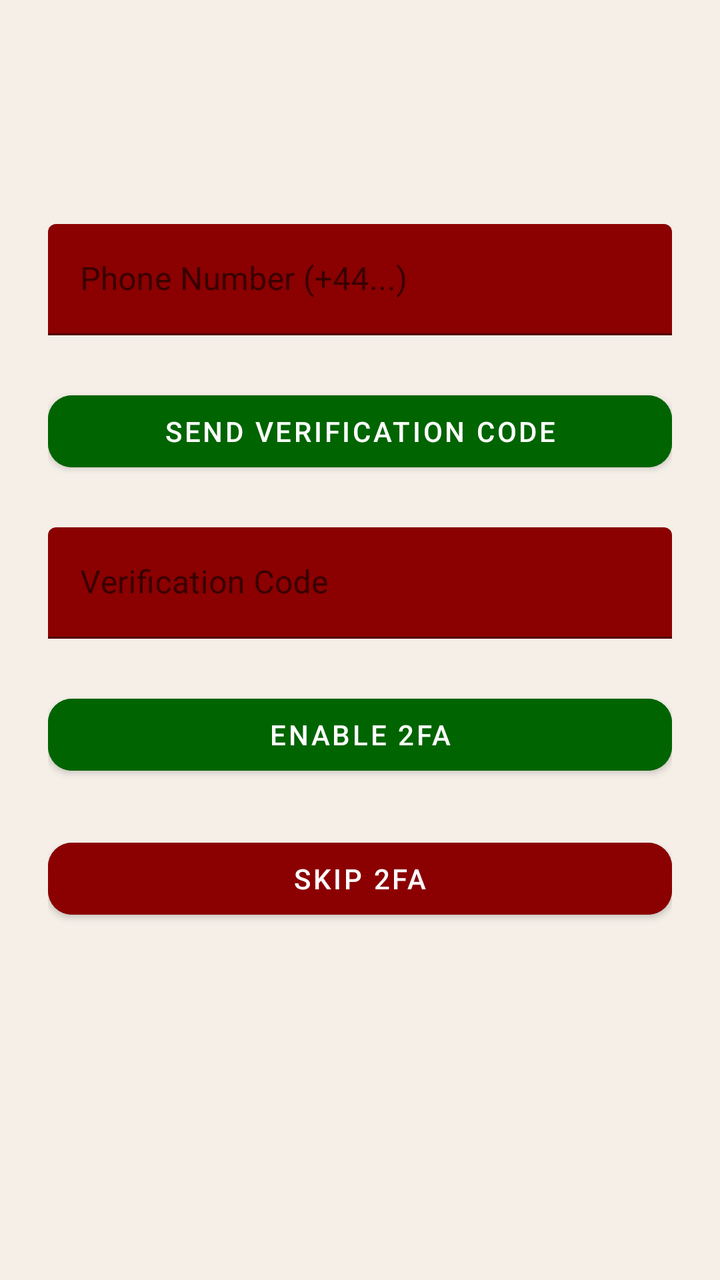
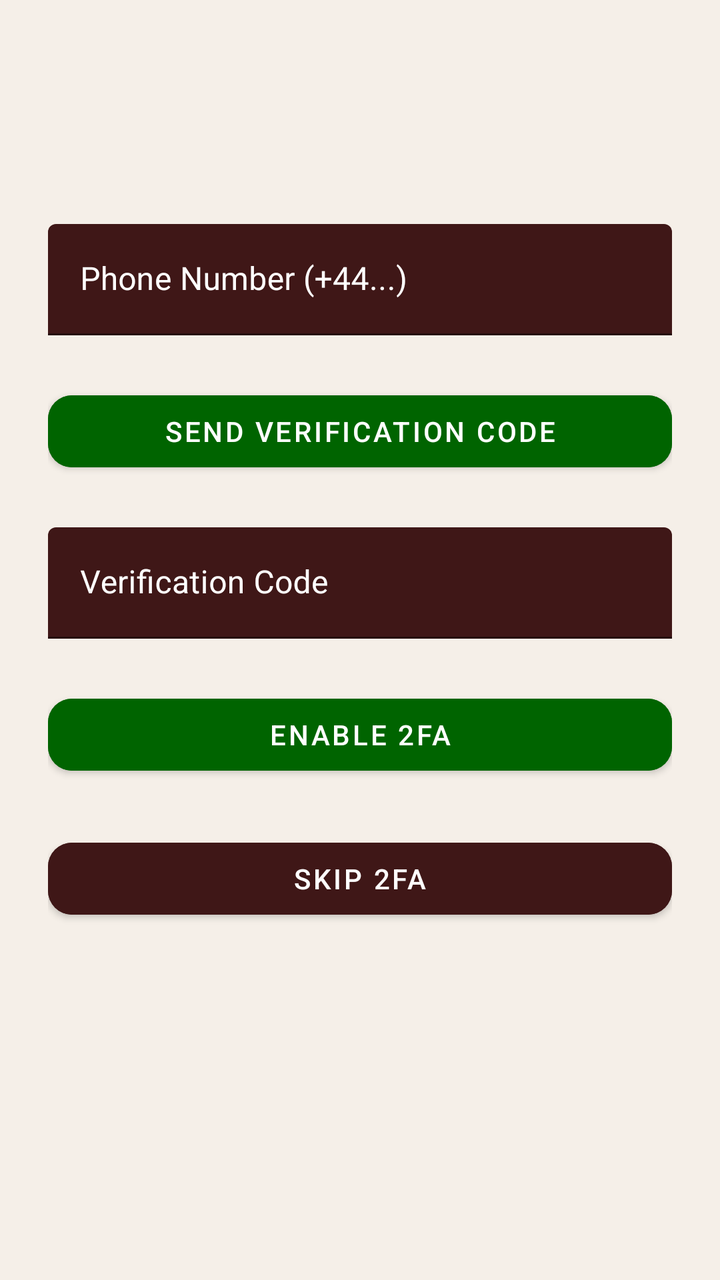

Two renders of the same Android screen: before a commit and after it. Below are the layout's source before the change and the commit's diff.
<!-- AndroidManifest.xml: application theme Theme.Therapy_app -->
<!-- res/layout/activity_mfa_enrollment.xml -->
<androidx.constraintlayout.widget.ConstraintLayout xmlns:android="http://schemas.android.com/apk/res/android"
    xmlns:app="http://schemas.android.com/apk/res-auto"
    android:padding="24dp"
    android:background="@color/beige"
    android:layout_width="match_parent"
    android:layout_height="match_parent">

    <com.google.android.material.appbar.MaterialToolbar
        android:id="@+id/toolbar"
        android:layout_width="0dp"
        android:layout_height="wrap_content"
        android:title="Enable Multifactor Authentication"
        android:titleTextColor="@android:color/black"
        android:background="@color/beige"
        app:layout_constraintTop_toTopOf="parent"
        app:layout_constraintStart_toStartOf="parent"
        app:layout_constraintEnd_toEndOf="parent" />

    <com.google.android.material.textfield.TextInputLayout
        android:id="@+id/phoneLayout"
        android:layout_width="0dp"
        android:layout_height="wrap_content"
        android:layout_marginTop="32dp"
        app:boxBackgroundMode="filled"
        app:boxBackgroundColor="@color/red"
        app:hintTextColor="@color/white"
        app:boxStrokeColor="@color/white"
        app:layout_constraintTop_toBottomOf="@id/toolbar"
        app:layout_constraintStart_toStartOf="parent"
        app:layout_constraintEnd_toEndOf="parent">

        <com.google.android.material.textfield.TextInputEditText
            android:id="@+id/phoneInput"
            android:layout_width="match_parent"
            android:layout_height="wrap_content"
            android:hint="Phone Number (+44...)"
            android:textColor="@color/white"
            android:textColorHint="@color/white"/>
    </com.google.android.material.textfield.TextInputLayout>

    <com.google.android.material.button.MaterialButton
        android:id="@+id/sendCodeButton"
        android:layout_width="0dp"
        android:layout_height="wrap_content"
        android:layout_marginTop="24dp"
        android:text="Send Verification Code"
        android:backgroundTint="@color/green"
        android:textColor="@color/white"
        app:cornerRadius="12dp"
        app:layout_constraintTop_toBottomOf="@id/phoneLayout"
        app:layout_constraintStart_toStartOf="parent"
        app:layout_constraintEnd_toEndOf="parent"/>

    <com.google.android.material.textfield.TextInputLayout
        android:id="@+id/codeLayout"
        android:layout_width="0dp"
        android:layout_height="wrap_content"
        android:layout_marginTop="24dp"
        app:boxBackgroundMode="filled"
        app:boxBackgroundColor="@color/red"
        app:hintTextColor="@color/white"
        app:boxStrokeColor="@color/white"
        app:layout_constraintTop_toBottomOf="@id/sendCodeButton"
        app:layout_constraintStart_toStartOf="parent"
        app:layout_constraintEnd_toEndOf="parent">

        <com.google.android.material.textfield.TextInputEditText
            android:id="@+id/codeInput"
            android:layout_width="match_parent"
            android:layout_height="wrap_content"
            android:hint="Verification Code"
            android:textColor="@color/white"
            android:textColorHint="@color/white"/>
    </com.google.android.material.textfield.TextInputLayout>

    <com.google.android.material.button.MaterialButton
        android:id="@+id/verifyButton"
        android:layout_width="0dp"
        android:layout_height="wrap_content"
        android:layout_marginTop="24dp"
        android:text="Enable 2FA"
        android:backgroundTint="@color/green"
        android:textColor="@color/white"
        app:cornerRadius="12dp"
        app:layout_constraintTop_toBottomOf="@id/codeLayout"
        app:layout_constraintStart_toStartOf="parent"
        app:layout_constraintEnd_toEndOf="parent"/>

    <com.google.android.material.button.MaterialButton
        android:id="@+id/skipButton"
        android:layout_width="0dp"
        android:layout_height="wrap_content"
        android:layout_marginTop="24dp"
        android:text="Skip 2FA"
        android:backgroundTint="@color/red"
        app:cornerRadius="12dp"
        app:layout_constraintTop_toBottomOf="@id/verifyButton"
        app:layout_constraintStart_toStartOf="parent"
        app:layout_constraintEnd_toEndOf="parent"/>

</androidx.constraintlayout.widget.ConstraintLayout>
<!-- resources referenced by this layout -->
<resources>
  <color name="beige">#F5EFE8</color>
  <color name="green">#006400</color>
  <color name="red">#8B0000</color>
  <color name="white">#FFFFFFFF</color>
  <style name="Theme.Therapy_app" parent="Theme.MaterialComponents.DayNight.NoActionBar" />
</resources>

<!-- the commit's change to res/layout/activity_mfa_enrollment.xml (unified diff, before → after) -->
@@ -1,4 +1,6 @@
-<androidx.constraintlayout.widget.ConstraintLayout xmlns:android="http://schemas.android.com/apk/res/android"
+<?xml version="1.0" encoding="utf-8"?>
+<androidx.constraintlayout.widget.ConstraintLayout
+    xmlns:android="http://schemas.android.com/apk/res/android"
     xmlns:app="http://schemas.android.com/apk/res-auto"
     android:padding="24dp"
     android:background="@color/beige"
@@ -16,14 +18,15 @@
         app:layout_constraintStart_toStartOf="parent"
         app:layout_constraintEnd_toEndOf="parent" />
 
+    
     <com.google.android.material.textfield.TextInputLayout
         android:id="@+id/phoneLayout"
         android:layout_width="0dp"
         android:layout_height="wrap_content"
         android:layout_marginTop="32dp"
         app:boxBackgroundMode="filled"
-        app:boxBackgroundColor="@color/red"
-        app:hintTextColor="@color/white"
+        app:boxBackgroundColor="@color/red_dark"
+        app:hintTextColor="@color/hint_colors"
         app:boxStrokeColor="@color/white"
         app:layout_constraintTop_toBottomOf="@id/toolbar"
         app:layout_constraintStart_toStartOf="parent"
@@ -35,9 +38,11 @@
             android:layout_height="wrap_content"
             android:hint="Phone Number (+44...)"
             android:textColor="@color/white"
-            android:textColorHint="@color/white"/>
+            android:textColorHint="@color/white"
+            android:textCursorDrawable="@null"/>
     </com.google.android.material.textfield.TextInputLayout>
 
+    
     <com.google.android.material.button.MaterialButton
         android:id="@+id/sendCodeButton"
         android:layout_width="0dp"
@@ -45,20 +50,22 @@
         android:layout_marginTop="24dp"
         android:text="Send Verification Code"
         android:backgroundTint="@color/green"
+        app:rippleColor="@color/light_green"
         android:textColor="@color/white"
         app:cornerRadius="12dp"
         app:layout_constraintTop_toBottomOf="@id/phoneLayout"
         app:layout_constraintStart_toStartOf="parent"
         app:layout_constraintEnd_toEndOf="parent"/>
 
+    
     <com.google.android.material.textfield.TextInputLayout
         android:id="@+id/codeLayout"
         android:layout_width="0dp"
         android:layout_height="wrap_content"
         android:layout_marginTop="24dp"
         app:boxBackgroundMode="filled"
-        app:boxBackgroundColor="@color/red"
-        app:hintTextColor="@color/white"
+        app:boxBackgroundColor="@color/red_dark"
+        app:hintTextColor="@color/hint_colors"
         app:boxStrokeColor="@color/white"
         app:layout_constraintTop_toBottomOf="@id/sendCodeButton"
         app:layout_constraintStart_toStartOf="parent"
@@ -70,9 +77,11 @@
             android:layout_height="wrap_content"
             android:hint="Verification Code"
             android:textColor="@color/white"
-            android:textColorHint="@color/white"/>
+            android:textColorHint="@color/white"
+            android:textCursorDrawable="@null"/>
     </com.google.android.material.textfield.TextInputLayout>
 
+    
     <com.google.android.material.button.MaterialButton
         android:id="@+id/verifyButton"
         android:layout_width="0dp"
@@ -80,19 +89,23 @@
         android:layout_marginTop="24dp"
         android:text="Enable 2FA"
         android:backgroundTint="@color/green"
+        app:rippleColor="@color/light_green"
         android:textColor="@color/white"
         app:cornerRadius="12dp"
         app:layout_constraintTop_toBottomOf="@id/codeLayout"
         app:layout_constraintStart_toStartOf="parent"
         app:layout_constraintEnd_toEndOf="parent"/>
 
+    
     <com.google.android.material.button.MaterialButton
         android:id="@+id/skipButton"
         android:layout_width="0dp"
         android:layout_height="wrap_content"
         android:layout_marginTop="24dp"
         android:text="Skip 2FA"
-        android:backgroundTint="@color/red"
+        android:backgroundTint="@color/red_dark"
+        app:rippleColor="@color/red"
+        android:textColor="@color/white"
         app:cornerRadius="12dp"
         app:layout_constraintTop_toBottomOf="@id/verifyButton"
         app:layout_constraintStart_toStartOf="parent"
<!-- resource entries referenced after the edit -->
@@ -2,8 +2,16 @@
 <resources>
   <color name="beige">#F5EFE8</color>
   <color name="green">#006400</color>
+  <color name="light_green">#88E788</color>
   <color name="red">#8B0000</color>
+  <color name="red_dark">#3F1717</color>
   <color name="white">#FFFFFFFF</color>
-  <style name="Theme.Therapy_app" parent="Theme.MaterialComponents.DayNight.NoActionBar" />
+  <style name="Theme.Therapy_app" parent="Theme.MaterialComponents.DayNight.NoActionBar">
+          <item name="textInputStyle">@style/MyTextInputStyle</item>
+      </style>
+  <style name="MyTextInputStyle" parent="Widget.MaterialComponents.TextInputLayout.FilledBox">
+          <item name="android:textColorHint">@color/white</item>
+          <item name="hintTextColor">@color/white</item>
+      </style>
 </resources>
 
